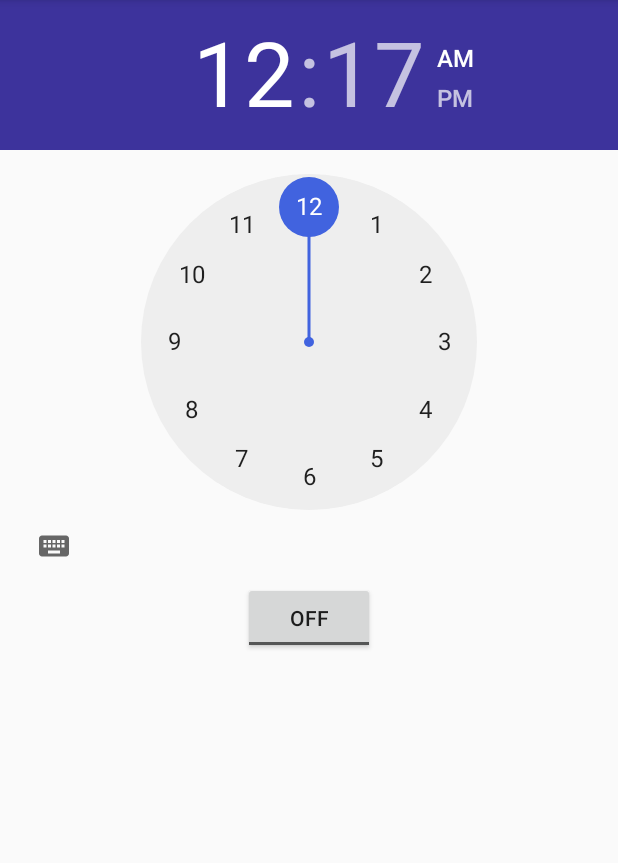
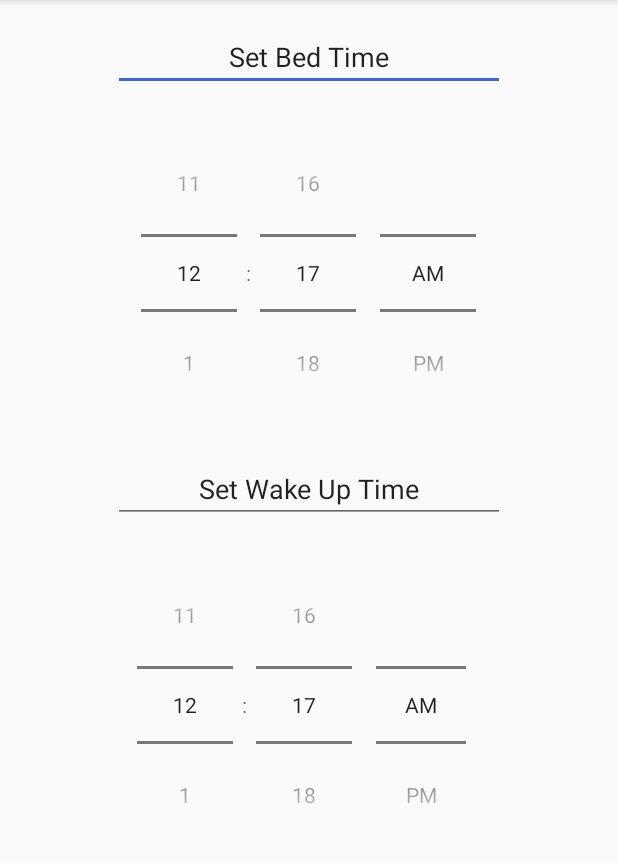
Before and after one commit to kaikaybee/SnuuzRepo, an Android app: the screen it shows after launch (MainActivity), on a phone screen of 412 x 824 dp, the part 84-947 px from its top. Run offline under Robolectric (Android 15) with nearby library versions, the phone set to English and light mode, and no system bars.

Commit message:
Set Bed Time and Wakeup Time, No Interaction

```diff
--- a/app/src/main/AndroidManifest.xml
+++ b/app/src/main/AndroidManifest.xml
@@ -18,10 +18,6 @@
                 <category android:name="android.intent.category.LAUNCHER" />
             </intent-filter>
         </activity>
-        <service
-            android:name=".AlarmService"
-            android:enabled="true" />
-        <receiver android:name=".AlarmReceiver" />
     </application>
 
 </manifest>
--- a/app/src/main/res/layout/activity_main.xml
+++ b/app/src/main/res/layout/activity_main.xml
@@ -1,37 +1,64 @@
 <?xml version="1.0" encoding="utf-8"?>
 <RelativeLayout xmlns:android="http://schemas.android.com/apk/res/android"
-    xmlns:tools="http://schemas.android.com/tools"
     android:layout_width="match_parent"
     android:layout_height="match_parent">
 
-    <TimePicker
-        android:id="@+id/alarmTimePicker"
+    <EditText
+        android:id="@+id/BedTimeText"
         android:layout_width="wrap_content"
         android:layout_height="wrap_content"
-        android:layout_alignParentTop="true"
-        android:layout_centerHorizontal="true"
+        android:layout_alignParentStart="true"
+        android:layout_alignParentEnd="true"
+        android:layout_marginStart="75dp"
+        android:layout_marginTop="15dp"
+        android:layout_marginEnd="75dp"
+        android:ems="10"
+        android:inputType="textPersonName"
+        android:text="@string/set_bed_time"
+        android:textAlignment="center" />
+
+    <TimePicker
+        android:id="@+id/BedTimePicker"
+        android:layout_width="wrap_content"
+        android:layout_height="wrap_content"
+        android:layout_below="@+id/BedTimeText"
+        android:layout_alignParentStart="true"
+        android:layout_alignParentEnd="true"
+        android:layout_marginStart="75dp"
+        android:layout_marginTop="15dp"
+        android:layout_marginEnd="75dp"
         android:clipToPadding="false"
-        android:headerBackground="@color/colorPrimary" />
+        android:headerBackground="@color/colorPrimary"
+        android:timePickerMode="spinner" />
+
+    <EditText
+        android:id="@+id/AlarmTimeText"
+        android:layout_width="wrap_content"
+        android:layout_height="wrap_content"
+        android:layout_alignParentStart="true"
+        android:layout_alignParentEnd="true"
+        android:layout_below="@+id/BedTimePicker"
+        android:layout_marginStart="75dp"
+        android:layout_marginTop="15dp"
+        android:layout_marginEnd="75dp"
+        android:ems="10"
+        android:inputType="textPersonName"
+        android:text="@string/set_wake_up_time"
+        android:textAlignment="center" />
+
+    <TimePicker
+        android:id="@+id/AlarmTimePicker"
+        android:layout_width="wrap_content"
+        android:layout_height="wrap_content"
+        android:layout_alignParentStart="true"
+        android:layout_alignParentEnd="true"
+        android:layout_below="@+id/AlarmTimeText"
+        android:layout_marginStart="75dp"
+        android:layout_marginTop="15dp"
+        android:layout_marginEnd="85dp"
+        android:clipToPadding="false"
+        android:headerBackground="@color/colorPrimary"
+        android:timePickerMode="spinner" />
 
 
-    <ToggleButton
-        android:layout_width="wrap_content"
-        android:layout_height="wrap_content"
-        android:text="@string/alarm_on_off"
-        android:id="@+id/alarmToggle"
-        android:layout_centerHorizontal="true"
-        android:layout_below="@+id/alarmTimePicker"
-        android:onClick="onToggleClicked" />
-
-    <TextView
-        android:id="@+id/alarmText"
-        android:layout_width="wrap_content"
-        android:layout_height="wrap_content"
-        android:layout_below="@+id/alarmToggle"
-        android:layout_alignParentBottom="true"
-        android:layout_centerHorizontal="true"
-        android:layout_marginTop="20dp"
-        android:text=""
-        android:textAppearance="?android:attr/textAppearanceLarge" />
-
 </RelativeLayout>
--- a/app/src/main/res/values/strings.xml
+++ b/app/src/main/res/values/strings.xml
@@ -1,4 +1,6 @@
 <resources>
     <string name="app_name">Snuuz</string>
     <string name="alarm_on_off">Alarm On/Off</string>
+    <string name="set_bed_time">Set Bed Time</string>
+    <string name="set_wake_up_time">Set Wake Up Time</string>
 </resources>
```
